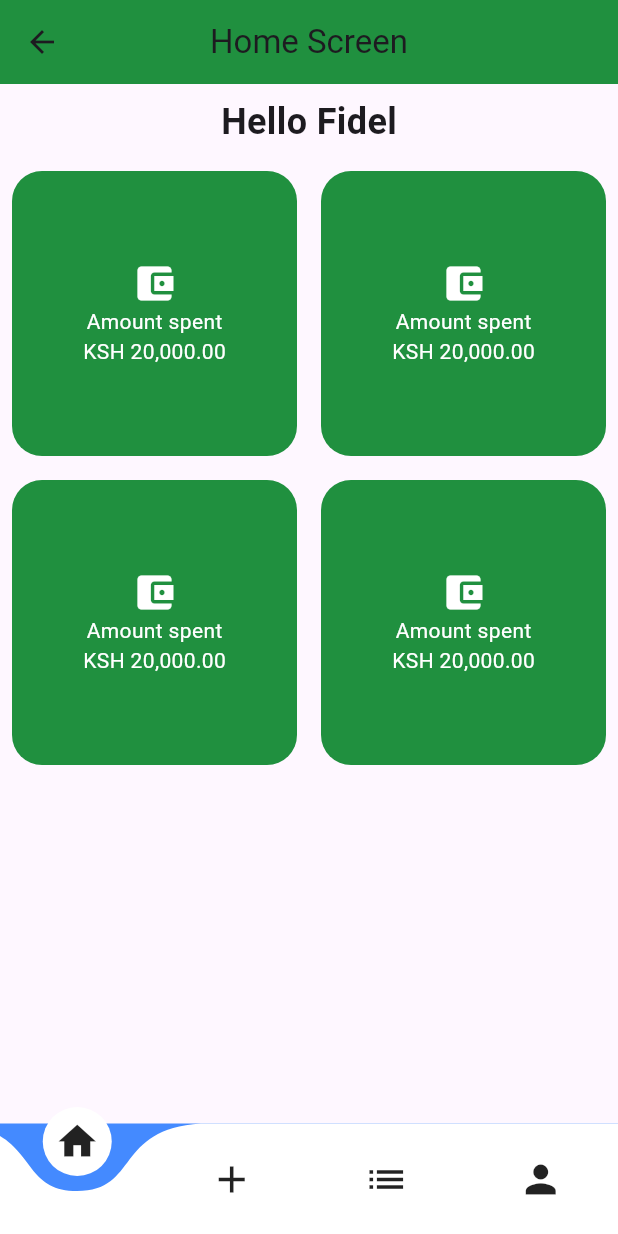
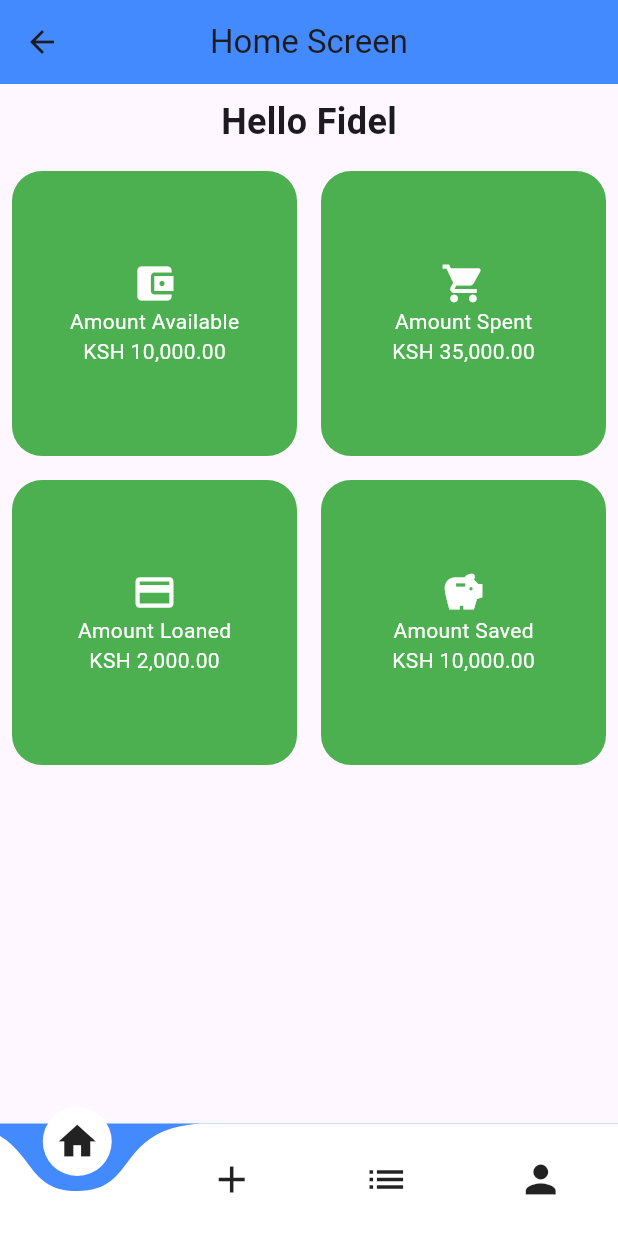
Before and after one commit to Machok4/Fidel, a Flutter app: the Homescreen screen opened by its route, on a phone screen of 412 x 824 dp. Run offline on Flutter 3.47's test engine with Material 3 defaults, Android fonts, the phone set to English and light mode, and no system bars; drawn by our look-alikes of curved_navigation_bar; our stand-ins replace get; accounts and stored records are empty.

Commit message:
Update homescreen.dart

```diff
--- a/lib/views/homescreen.dart
+++ b/lib/views/homescreen.dart
@@ -1,6 +1,29 @@
-import 'package:acs314_project/configs/colors.dart';
+import 'package:flutter/material.dart';
 import 'package:curved_navigation_bar/curved_navigation_bar.dart';
-import 'package:flutter/material.dart';
+import 'package:acs314_project/views/add.dart';
+import 'package:acs314_project/views/list.dart';
+import 'package:acs314_project/views/profile.dart';
+
+final List<String> titles = [
+  "Amount Available",
+  "Amount Spent",
+  "Amount Loaned",
+  "Amount Saved"
+];
+
+final List<IconData> iconData = [
+  Icons.account_balance_wallet,
+  Icons.shopping_cart,
+  Icons.credit_card,
+  Icons.savings
+];
+
+final List<String> values = [
+  "KSH 10,000.00",
+  "KSH 35,000.00",
+  "KSH 2,000.00",
+  "KSH 10,000.00"
+];
 
 class Homescreen extends StatefulWidget {
   const Homescreen({super.key});
@@ -10,66 +33,24 @@ class Homescreen extends StatefulWidget {
 }
 
 class _HomescreenState extends State<Homescreen> {
-  final titles = ["Amount Available", "Amount Spent", "Amount", "Amount Saved"];
+  int _currentIndex = 0;
+
+  final List<Widget> _pages = [
+    const DashboardPage(),
+    const AddPage(),
+    const ListPage(),
+    const ProfilePage(),
+  ];
+
   @override
   Widget build(BuildContext context) {
     return Scaffold(
       appBar: AppBar(
         title: const Text('Home Screen'),
-        backgroundColor: secondaryColor,
+        backgroundColor: Colors.blueAccent,
         centerTitle: true,
       ),
-
-      body: Column(
-        children: [
-          const Padding(
-            padding: EdgeInsets.all(8.0),
-            child: Text(
-              'Hello Fidel',
-              style: TextStyle(fontSize: 24, fontWeight: FontWeight.w700),
-            ),
-          ),
-
-          Expanded(
-            child: GridView.builder(
-              itemCount: 4,
-              gridDelegate: const SliverGridDelegateWithFixedCrossAxisCount(
-                crossAxisCount: 2,
-              ),
-              itemBuilder: (context, index) {
-                return Padding(
-                  padding: const EdgeInsets.all(8.0),
-                  child: Container(
-                    decoration: BoxDecoration(
-                      color: secondaryColor,
-                      borderRadius: BorderRadius.circular(20),
-                    ),
-                    child: Column(
-                      mainAxisAlignment: MainAxisAlignment.center,
-                      children: const [
-                        Icon(
-                          Icons.account_balance_wallet,
-                          size: 30,
-                          color: Colors.white,
-                        ),
-                        Text(
-                          "Amount spent",
-                          style: TextStyle(color: Colors.white),
-                        ),
-                        Text(
-                          "KSH 20,000.00",
-                          style: TextStyle(color: Colors.white),
-                        ),
-                      ],
-                    ),
-                  ),
-                );
-              },
-            ),
-          ),
-        ],
-      ),
-
+      body: _pages[_currentIndex],
       bottomNavigationBar: CurvedNavigationBar(
         backgroundColor: Colors.blueAccent,
         items: const <Widget>[
@@ -79,9 +60,59 @@ class _HomescreenState extends State<Homescreen> {
           Icon(Icons.person, size: 30),
         ],
         onTap: (index) {
-          // Handle tap
+          setState(() {
+            _currentIndex = index;
+          });
         },
       ),
     );
   }
 }
+
+class DashboardPage extends StatelessWidget {
+  const DashboardPage({super.key});
+
+  @override
+  Widget build(BuildContext context) {
+    return Column(
+      children: [
+        const Padding(
+          padding: EdgeInsets.all(8.0),
+          child: Text(
+            'Hello Fidel',
+            style: TextStyle(fontSize: 24, fontWeight: FontWeight.w700),
+          ),
+        ),
+        Expanded(
+          child: GridView.builder(
+            itemCount: titles.length,
+            gridDelegate: const SliverGridDelegateWithFixedCrossAxisCount(
+              crossAxisCount: 2,
+            ),
+            itemBuilder: (context, index) {
+              return Padding(
+                padding: const EdgeInsets.all(8.0),
+                child: Container(
+                  decoration: BoxDecoration(
+                    color: Colors.green,
+                    borderRadius: BorderRadius.circular(20),
+                  ),
+                  child: Column(
+                    mainAxisAlignment: MainAxisAlignment.center,
+                    children: [
+                      Icon(iconData[index], size: 30, color: Colors.white),
+                      Text(titles[index],
+                          style: const TextStyle(color: Colors.white)),
+                      Text(values[index],
+                          style: const TextStyle(color: Colors.white)),
+                    ],
+                  ),
+                ),
+              );
+            },
+          ),
+        ),
+      ],
+    );
+  }
+}
```
